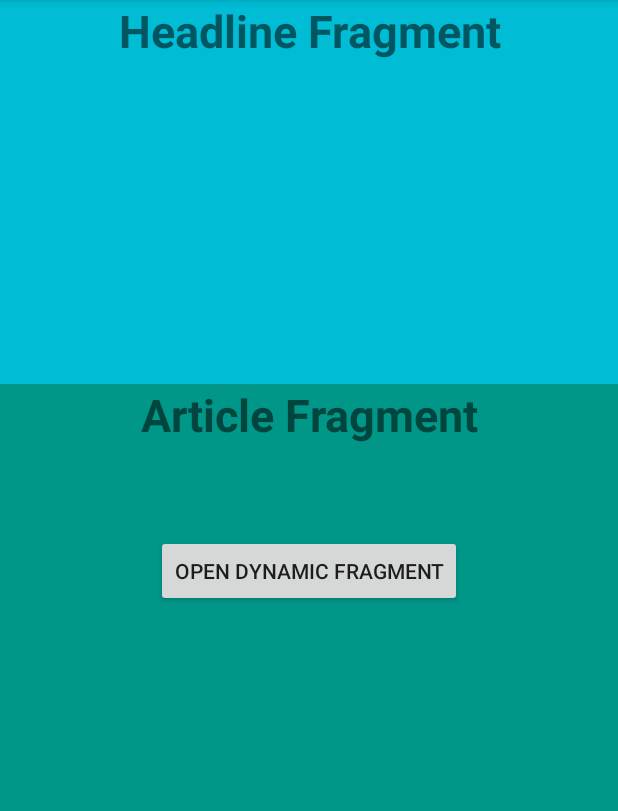
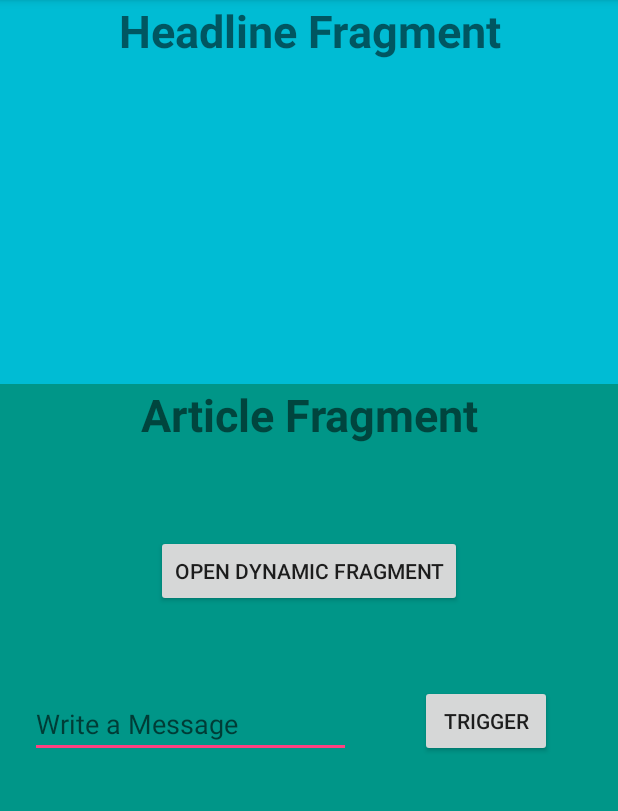
Before and after one commit to Davoleo/Java-Android, an Android app: the Article screen opened directly, with no data from a screen before it, on a phone screen of 412 x 824 dp, the part 84-895 px from its top. Run offline under Robolectric (Android 15) with nearby library versions, the phone set to English and light mode, and no system bars.

Commit message:
Passing info to the parent activity

```diff
--- a/app/src/main/java/net/davoleo/java_android/fragment/Article.java
+++ b/app/src/main/java/net/davoleo/java_android/fragment/Article.java
@@ -8,6 +8,8 @@
 
 package net.davoleo.java_android.fragment;
 
+import android.app.Activity;
+import android.content.Context;
 import android.os.Bundle;
 import android.support.annotation.NonNull;
 import android.support.annotation.Nullable;
@@ -16,11 +18,16 @@ import android.view.LayoutInflater;
 import android.view.View;
 import android.view.ViewGroup;
 import android.widget.Button;
+import android.widget.EditText;
 import net.davoleo.java_android.R;
 
 public class Article extends Fragment {
 
     private Button button;
+
+    private EditText editText;
+    private Button messageButton;
+    OnMessageReadListener messageReadListener;
 
     public Article() {
     }
@@ -43,6 +50,38 @@ public class Article extends Fragment {
             }
         });
 
+        editText = view.findViewById(R.id.textMessage);
+
+        messageButton = view.findViewById(R.id.buttonFragmentMessage);
+        messageButton.setOnClickListener(new View.OnClickListener() {
+            @Override
+            public void onClick(View v) {
+
+                String message = editText.getText().toString();
+                messageReadListener.onMessageRead(message);
+            }
+        });
+
         return view;
     }
+
+    @Override
+    public void onAttach(Context context) {
+        super.onAttach(context);
+
+        Activity activity = ((Activity) context);
+
+        try {
+            messageReadListener = ((OnMessageReadListener) activity);
+        }catch (ClassCastException e) {
+            throw new ClassCastException(activity.toString()  + " Must Implement onMessageRead!");
+        }
+
+    }
+
+    public interface OnMessageReadListener {
+
+        void onMessageRead(String message);
+
+    }
 }
--- a/app/src/main/java/net/davoleo/java_android/fragment/FragmentActivityExample.java
+++ b/app/src/main/java/net/davoleo/java_android/fragment/FragmentActivityExample.java
@@ -11,9 +11,10 @@ package net.davoleo.java_android.fragment;
 import android.os.Bundle;
 import android.support.v4.app.FragmentManager;
 import android.support.v7.app.AppCompatActivity;
+import android.widget.Toast;
 import net.davoleo.java_android.R;
 
-public class FragmentActivityExample extends AppCompatActivity {
+public class FragmentActivityExample extends AppCompatActivity implements Article.OnMessageReadListener {
 
     public static FragmentManager manager;
 
@@ -30,4 +31,14 @@ public class FragmentActivityExample extends AppCompatActivity {
                 return;
         }
     }
+
+    @Override
+    public void onMessageRead(String message) {
+        Toast preToast = Toast.makeText(this, "MESSAGE FROM THE FRAGMENT", Toast.LENGTH_SHORT);
+        preToast.setMargin(50, 50);
+        preToast.show();
+
+        Toast.makeText(this, message, Toast.LENGTH_LONG).show();
+
+    }
 }
--- a/app/src/main/res/layout/fragment_article.xml
+++ b/app/src/main/res/layout/fragment_article.xml
@@ -25,5 +25,21 @@
             app:layout_constraintTop_toBottomOf="@+id/textView5" app:layout_constraintEnd_toEndOf="parent"
             android:layout_marginEnd="103dp" app:layout_constraintStart_toStartOf="parent"
             android:layout_marginStart="103dp"/>
+    <EditText
+            android:layout_width="0dp"
+            android:layout_height="wrap_content"
+            android:inputType="textPersonName"
+            android:ems="10"
+            android:id="@+id/textMessage" android:layout_marginTop="55dp"
+            app:layout_constraintTop_toBottomOf="@+id/buttonFragment" app:layout_constraintStart_toStartOf="parent"
+            android:layout_marginStart="20dp" app:layout_constraintEnd_toStartOf="@+id/buttonFragmentMessage"
+            android:layout_marginEnd="46dp" android:hint="Write a Message"/>
+    <Button
+            android:text="Trigger"
+            android:layout_width="wrap_content"
+            android:layout_height="wrap_content"
+            android:id="@+id/buttonFragmentMessage" android:layout_marginEnd="44dp"
+            app:layout_constraintEnd_toEndOf="parent"
+            android:layout_marginTop="52dp" app:layout_constraintTop_toBottomOf="@+id/buttonFragment"/>
 
 </android.support.constraint.ConstraintLayout>
```
